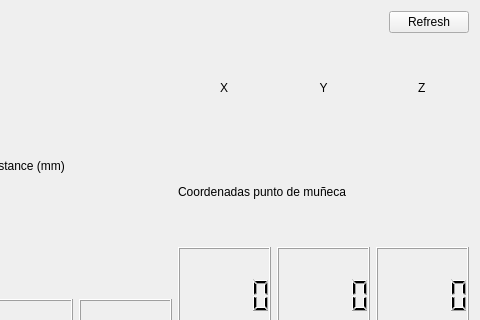
This is movimientos/Movimientos/module.ui in Alvaro-Agenjo/ROMERIN_SIM as Qt 5 draws it before an edit; both pictures show x 428 to 908 and y 0 to 320 of the 908 by 563 pixel window. The edited form follows.
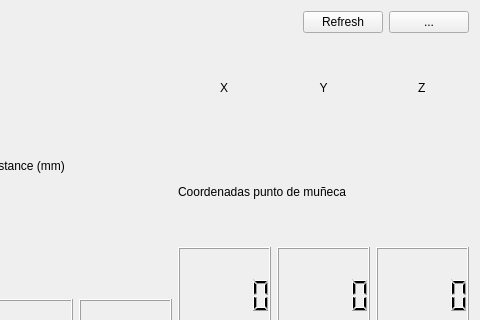
This is the edited form.

```diff
--- a/movimientos/Movimientos/module.ui
+++ b/movimientos/Movimientos/module.ui
@@ -38,6 +38,13 @@
          </property>
         </widget>
        </item>
+       <item>
+        <widget class="QPushButton" name="btn_config">
+         <property name="text">
+          <string>...</string>
+         </property>
+        </widget>
+       </item>
       </layout>
      </item>
      <item>
```
